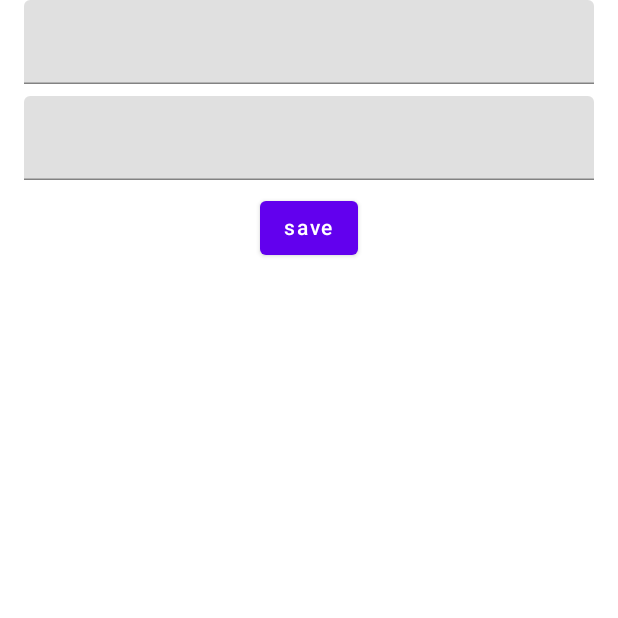
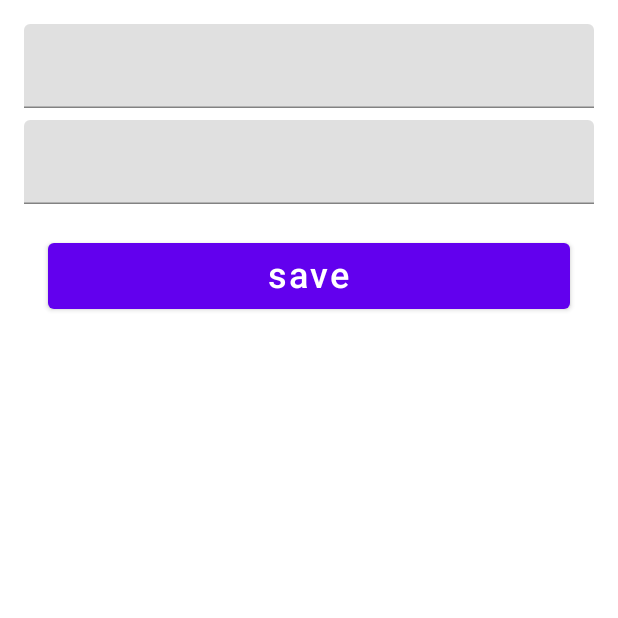
Before and after one commit to Ignat5/ComposeMVVMToDoApp, an Android app built with Jetpack Compose: the composable AddEditScreen shown on its own in the app's theme, on a phone screen of 412 x 824 dp, the top half of it. Run offline under Robolectric (Android 15) with nearby library versions, the phone set to English and light mode, and no system bars; our stand-ins replace Dagger/Hilt's generated code.

Commit message:
- navigation + refactoring + bug fix

```diff
--- a/app/build.gradle
+++ b/app/build.gradle
@@ -77,9 +77,9 @@ dependencies {
     implementation 'androidx.hilt:hilt-navigation-compose:1.0.0-beta01'
 
     // Room
-    implementation "androidx.room:room-runtime:2.3.0"
-    kapt "androidx.room:room-compiler:2.3.0"
+    implementation "androidx.room:room-runtime:2.4.0-alpha03"
+    kapt "androidx.room:room-compiler:2.4.0-alpha03"
 
     // Kotlin Extensions and Coroutines support for Room
-    implementation "androidx.room:room-ktx:2.3.0"
+    implementation "androidx.room:room-ktx:2.4.0-alpha03"
 }
--- a/app/src/main/java/com/example/composetodoapp/ui/add_edit/AddEditViewModel.kt
+++ b/app/src/main/java/com/example/composetodoapp/ui/add_edit/AddEditViewModel.kt
@@ -63,7 +63,8 @@ class AddEditViewModel @Inject constructor(
                     } else
                         _uiEvents.send(
                             UIEvents.ShowSnackBar(
-                                "Title can't be empty"
+                                "Title can't be empty",
+                                null
                             )
                         )
                 }
--- a/app/src/main/java/com/example/composetodoapp/ui/add_edit/compose/AddEditScreen.kt
+++ b/app/src/main/java/com/example/composetodoapp/ui/add_edit/compose/AddEditScreen.kt
@@ -8,6 +8,7 @@ import androidx.compose.runtime.remember
 import androidx.compose.ui.Alignment
 import androidx.compose.ui.Modifier
 import androidx.compose.ui.unit.dp
+import androidx.compose.ui.unit.sp
 import androidx.hilt.navigation.compose.hiltViewModel
 import com.example.composetodoapp.ui.add_edit.AddEditEvents
 import com.example.composetodoapp.ui.add_edit.AddEditViewModel
@@ -37,10 +38,13 @@ fun AddEditScreen(
         }
     }
 
+    Scaffold(
+        scaffoldState = scaffoldState
+    ) {
         Column(
             modifier = Modifier
                 .fillMaxSize()
-            .padding(horizontal = 16.dp)
+                .padding(horizontal = 16.dp, vertical = 16.dp)
             ,
             horizontalAlignment = Alignment.CenterHorizontally,
             verticalArrangement = Arrangement.Top
@@ -69,8 +73,12 @@ fun AddEditScreen(
                 viewModel.onEvent(
                     AddEditEvents.onConfirmToDoClick
                 )
-        }) {
-            Text(text = "save")
+            }, modifier = Modifier
+                .padding(16.dp)
+                .fillMaxWidth()
+            ) {
+                Text(text = "save", fontSize = 24.sp)
             }
         }
     }
+}
--- a/app/src/main/java/com/example/composetodoapp/ui/all_todos/compose/ToDoItem.kt
+++ b/app/src/main/java/com/example/composetodoapp/ui/all_todos/compose/ToDoItem.kt
@@ -34,7 +34,7 @@ fun ToDoItem(
         Column(
             modifier = Modifier.weight(1f),
             verticalArrangement = Arrangement.Center,
-            horizontalAlignment = Alignment.CenterHorizontally
+            horizontalAlignment = Alignment.Start
         ) {
             Column {
                 Row(verticalAlignment = Alignment.CenterVertically) {
```
Also changed, not shown: app/src/main/java/com/example/composetodoapp/MainActivity.kt (+32 -1 lines). Lines whose indentation alone changed are shown as unchanged.
